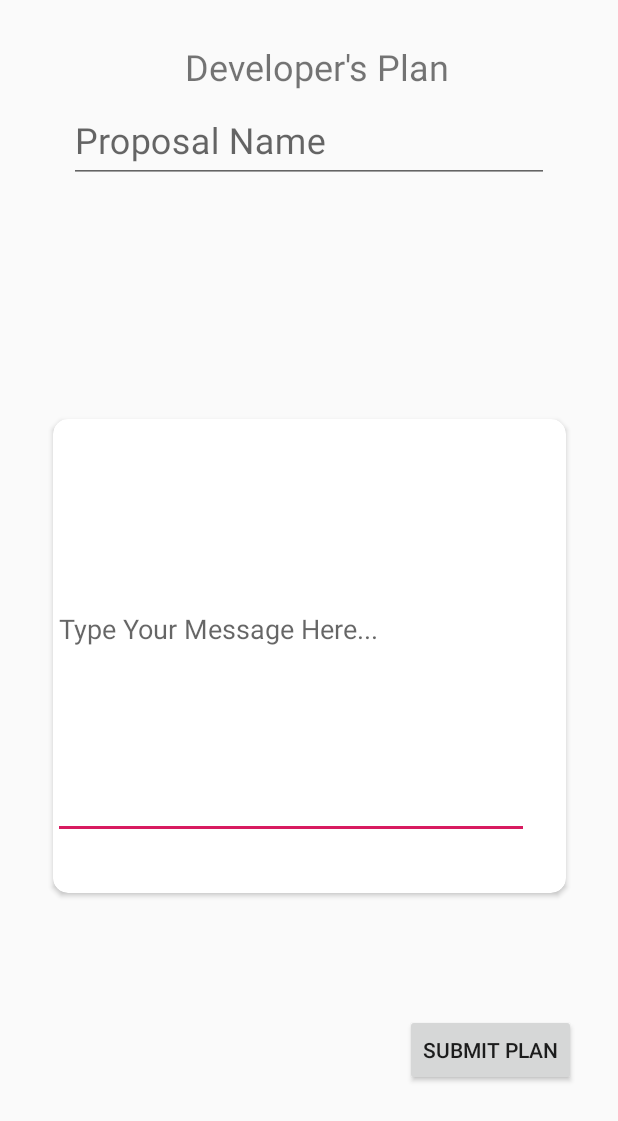
After one commit to labs13-build-my-app/Android, an Android app: the Plan screen opened directly, with no data from a screen before it, on a phone screen of 412 x 824 dp. The commit adds this screen. Shown: the top 1121 px of the screen. Run offline under Robolectric (Android 15) with nearby library versions, the phone set to English and light mode, and no system bars.

Commit message:
Proposal

```diff
--- a/app/src/main/AndroidManifest.xml
+++ b/app/src/main/AndroidManifest.xml
@@ -12,7 +12,6 @@
     <uses-permission android:name="android.permission.READ_EXTERNAL_STORAGE" />
     <uses-permission android:name="android.permission.WRITE_EXTERNAL_STORAGE" />
 
-
     <application
         android:allowBackup="true"
         android:icon="@mipmap/ic_launcher"
@@ -20,7 +19,8 @@
         android:roundIcon="@mipmap/ic_launcher_round"
         android:supportsRtl="true"
         android:theme="@style/AppTheme">
-        <activity android:name=".AboutMobile"></activity>
+        <activity android:name=".Plan"></activity>
+        <activity android:name=".AboutMobile" />
         <activity android:name=".aboutDev" />
         <activity android:name=".TestConnection" />
         <activity android:name=".MessageSeller" />
--- /dev/null
+++ b/app/src/main/java/com/buildmyapp/android/Plan.java
@@ -0,0 +1,13 @@
+package com.buildmyapp.android;
+
+import android.support.v7.app.AppCompatActivity;
+import android.os.Bundle;
+
+public class Plan extends AppCompatActivity {
+
+    @Override
+    protected void onCreate(Bundle savedInstanceState) {
+        super.onCreate(savedInstanceState);
+        setContentView(R.layout.activity_plan);
+    }
+}
--- a/app/src/main/java/com/buildmyapp/android/bio.java
+++ b/app/src/main/java/com/buildmyapp/android/bio.java
@@ -8,7 +8,7 @@ import android.view.View;
 
 public class bio extends AppCompatActivity {
 
-    CardView sendMessege;
+    CardView sendMessege, askPlan;
 
     @Override
     protected void onCreate(Bundle savedInstanceState) {
@@ -16,6 +16,8 @@ public class bio extends AppCompatActivity {
         setContentView(R.layout.activity_bio);
 
         sendMessege = (CardView) findViewById(R.id.message_cv);
+
+        askPlan = (CardView) findViewById(R.id.message_plan);
 
         sendMessege.setOnClickListener(new View.OnClickListener() {
             @Override
@@ -25,5 +27,14 @@ public class bio extends AppCompatActivity {
                 startActivity(toMessege);
             }
         });
+
+        askPlan.setOnClickListener(new View.OnClickListener() {
+            @Override
+            public void onClick(View v) {
+
+                Intent toPlan = new Intent(bio.this, Plan.class);
+                startActivity(toPlan);
+            }
+        });
     }
 }
--- a/app/src/main/res/layout/activity_bio.xml
+++ b/app/src/main/res/layout/activity_bio.xml
@@ -81,6 +81,36 @@
                 android:layout_width="wrap_content"
                 android:layout_height="wrap_content"
                 android:text="Message"
+                android:textSize="20sp"
+                android:layout_centerVertical="true"
+                android:layout_centerHorizontal="true"
+                android:textColor="@color/whiteBodyColor"
+                android:textStyle="bold"
+
+                />
+
+        </RelativeLayout>
+    </android.support.v7.widget.CardView>
+
+    <android.support.v7.widget.CardView
+        android:id="@+id/message_plan"
+        android:layout_width="150dp"
+        android:layout_height="40dp"
+        android:layout_marginTop="15dp"
+        android:layout_marginLeft="150dp"
+        app:cardBackgroundColor="#2196F3"
+        app:layout_constraintStart_toStartOf="parent"
+        app:layout_constraintTop_toBottomOf="@+id/cardView2"
+        app:cardCornerRadius="5dp">
+
+        <RelativeLayout
+            android:layout_width="match_parent"
+            android:layout_height="match_parent">
+
+            <TextView
+                android:layout_width="wrap_content"
+                android:layout_height="wrap_content"
+                android:text="Ask For Plan"
                 android:textSize="20sp"
                 android:layout_centerVertical="true"
                 android:layout_centerHorizontal="true"
--- /dev/null
+++ b/app/src/main/res/layout/activity_plan.xml
@@ -0,0 +1,117 @@
+<?xml version="1.0" encoding="utf-8"?>
+<android.support.constraint.ConstraintLayout
+    xmlns:android="http://schemas.android.com/apk/res/android"
+    xmlns:app="http://schemas.android.com/apk/res-auto"
+    xmlns:tools="http://schemas.android.com/tools"
+    android:layout_width="match_parent"
+    android:layout_height="match_parent">
+
+
+    <TextView
+        android:id="@+id/text_plan"
+        android:layout_width="wrap_content"
+        android:layout_height="wrap_content"
+        android:layout_marginStart="8dp"
+        android:layout_marginTop="8dp"
+        android:layout_marginEnd="8dp"
+        android:text="Developer's Plan"
+        android:textSize="24sp"
+        app:layout_constraintEnd_toStartOf="@+id/guideline5"
+        app:layout_constraintHorizontal_bias="0.533"
+        app:layout_constraintStart_toStartOf="@+id/guideline4"
+        app:layout_constraintTop_toTopOf="@+id/guideline3" />
+
+
+    <android.support.v7.widget.CardView
+        android:id="@+id/cardview_message_ma"
+        android:layout_width="342dp"
+        android:layout_height="316dp"
+        android:layout_centerHorizontal="true"
+        android:layout_marginStart="8dp"
+        android:layout_marginTop="100dp"
+        android:layout_marginEnd="8dp"
+        android:layout_marginBottom="50dp"
+        android:elevation="5dp"
+        app:cardCornerRadius="10dp"
+        app:layout_constraintBottom_toBottomOf="parent"
+        app:layout_constraintEnd_toStartOf="@+id/guideline5"
+        app:layout_constraintStart_toStartOf="@+id/guideline4"
+        app:layout_constraintTop_toTopOf="parent">
+
+
+        <RelativeLayout
+            android:layout_width="317dp"
+            android:layout_height="285dp">
+
+            <android.support.design.widget.TextInputEditText
+                android:layout_width="360dp"
+                android:layout_height="280dp"
+                android:hint="Type Your Message Here..." />
+
+        </RelativeLayout>
+    </android.support.v7.widget.CardView>
+
+
+
+
+
+    <android.support.constraint.Guideline
+        android:id="@+id/guideline2"
+        android:layout_width="wrap_content"
+        android:layout_height="wrap_content"
+        android:orientation="horizontal"
+        app:layout_constraintGuide_end="20dp" />
+
+    <android.support.constraint.Guideline
+        android:id="@+id/guideline3"
+        android:layout_width="wrap_content"
+        android:layout_height="wrap_content"
+        android:orientation="horizontal"
+        app:layout_constraintGuide_begin="20dp" />
+
+    <android.support.constraint.Guideline
+        android:id="@+id/guideline4"
+        android:layout_width="wrap_content"
+        android:layout_height="wrap_content"
+        android:orientation="vertical"
+        app:layout_constraintGuide_begin="20dp" />
+
+    <android.support.constraint.Guideline
+        android:id="@+id/guideline5"
+        android:layout_width="wrap_content"
+        android:layout_height="wrap_content"
+        android:orientation="vertical"
+        app:layout_constraintGuide_end="20dp" />
+
+
+    <android.support.design.widget.TextInputLayout
+        android:layout_width="wrap_content"
+        android:layout_height="wrap_content"
+        android:layout_marginStart="8dp"
+        android:layout_marginTop="30dp"
+        android:layout_marginEnd="8dp"
+        android:hint="Proposal Name"
+        app:layout_constraintEnd_toStartOf="@+id/guideline5"
+        app:layout_constraintStart_toStartOf="@+id/guideline4"
+        app:layout_constraintTop_toTopOf="@+id/text_plan">
+
+        <android.support.design.widget.TextInputEditText
+            android:id="@+id/input_proposalName"
+            android:layout_width="320dp"
+            android:layout_height="wrap_content"
+            android:textSize="24sp" />
+    </android.support.design.widget.TextInputLayout>
+
+    <Button
+        android:id="@+id/button2"
+        android:layout_width="wrap_content"
+        android:layout_height="wrap_content"
+        android:layout_marginTop="8dp"
+        android:layout_marginEnd="8dp"
+        android:layout_marginBottom="8dp"
+        android:text="Submit Plan"
+        app:layout_constraintBottom_toTopOf="@+id/guideline2"
+        app:layout_constraintEnd_toStartOf="@+id/guideline5"
+        app:layout_constraintTop_toBottomOf="@+id/cardview_message_ma" />
+
+</android.support.constraint.ConstraintLayout>
--- a/app/src/main/res/layout/plan.xml
+++ b/app/src/main/res/layout/plan.xml
@@ -6,4 +6,11 @@
     android:layout_height="match_parent">
 
 
+    <TextView
+        android:id="@+id/text_plan"
+        android:layout_width="wrap_content"
+        android:layout_height="wrap_content"
+        android:text="Developer's Plan"
+        tools:layout_editor_absoluteX="135dp"
+        tools:layout_editor_absoluteY="36dp" />
 </android.support.constraint.ConstraintLayout>
```
